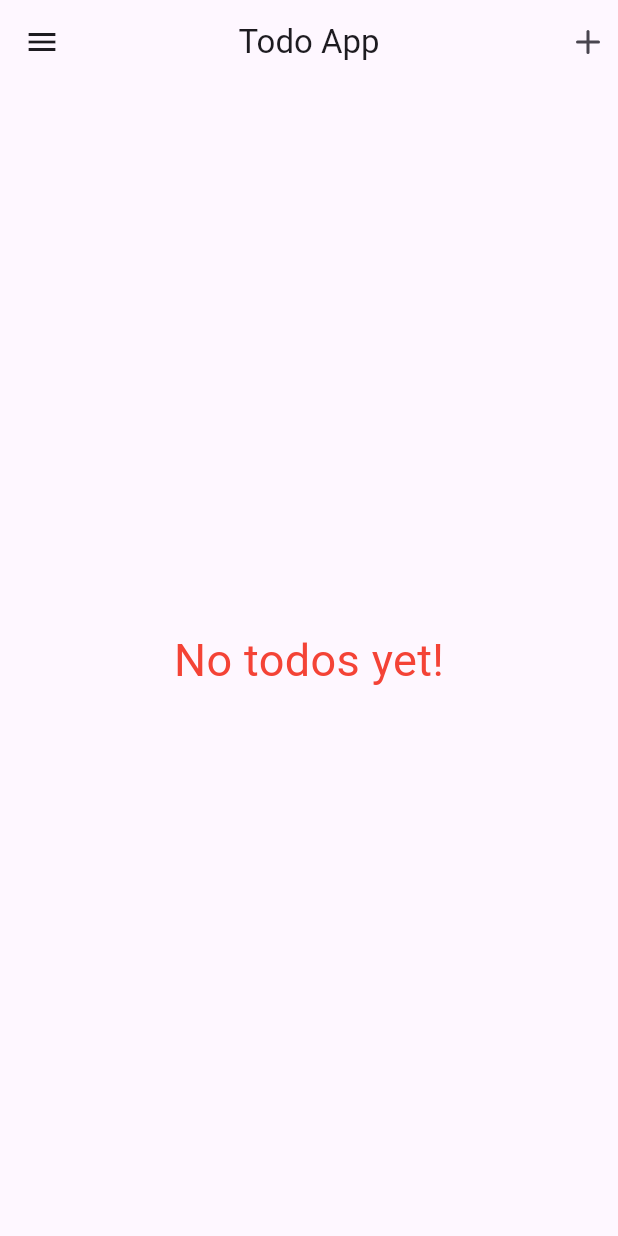
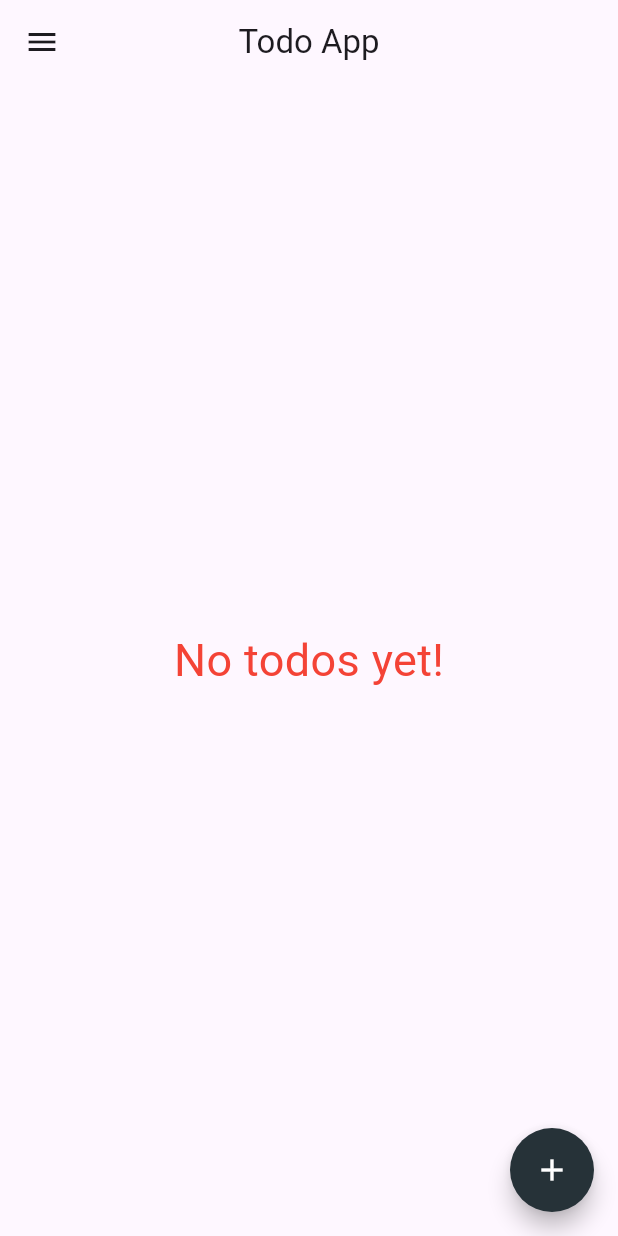
Before and after one commit to Yasitha-Bhanuka/Todo-App-Using-Flutter, a Flutter app: the screen it shows after launch, on a phone screen of 412 x 824 dp. Run offline on Flutter 3.47's test engine with Material 3 defaults, Android fonts, the phone set to English and light mode, and no system bars; our stand-ins replace flutter_feather_icons, shared_preferences.

Commit message:
Create the add todo button as a floatingActionButton Widget then it is appear in right down corner. And finalize todo project.

```diff
--- a/lib/add_todo.dart
+++ b/lib/add_todo.dart
@@ -17,6 +17,12 @@ class _AddTodoState extends State<AddTodo> {
       children: [
         const Text('Add Todo'),
         TextField(
+          onSubmitted: (value) {
+            if (todoText.text != "") {
+              widget.addTodo(todoText: todoText.text);
+            }
+            todoText.text = "";
+          },
           autofocus: true,
           controller: todoText,
           decoration: const InputDecoration(
--- a/lib/main_screen.dart
+++ b/lib/main_screen.dart
@@ -80,6 +80,12 @@ class _MainscreenState extends State<Mainscreen> {
   @override
   Widget build(BuildContext context) {
     return Scaffold(
+        floatingActionButton: FloatingActionButton(
+          shape: const CircleBorder(),
+          onPressed: displayModelBottomSheet,
+          backgroundColor: Colors.blueGrey[900],
+          child: const Icon(Icons.add, color: Colors.white),
+        ),
         drawer: Drawer(
             child: Column(
           children: [
@@ -128,20 +134,6 @@ class _MainscreenState extends State<Mainscreen> {
         appBar: AppBar(
           centerTitle: true,
           title: const Text('Todo App'),
-          actions: [
-            InkWell(
-              splashColor: Colors.green,
-              onTap: () {
-                displayModelBottomSheet();
-              },
-              child: const Padding(
-                padding: EdgeInsets.all(8.0),
-                child: Icon(
-                  FeatherIcons.plus,
-                ),
-              ),
-            ),
-          ],
         ),
         body: TodolistBuilder(
             todoList: todoList, updateLocalData: updateLocalData));
--- a/lib/widgets/todo_list.dart
+++ b/lib/widgets/todo_list.dart
@@ -60,8 +60,6 @@ class _TodolistBuilderState extends State<TodolistBuilder> {
                   if (direction == DismissDirection.startToEnd) {
                     widget.todoList.removeAt(index);
                     widget.updateLocalData();
-                  } else {
-                    print("Mark as done");
                   }
                 }),
                 child: ListTile(
```
Also changed, not shown: image.png (added), 27 other files.
